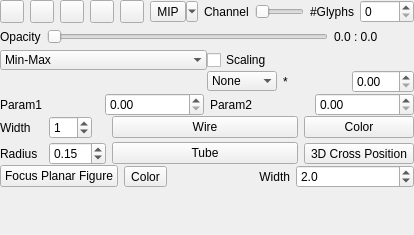
Before: the Qt Designer form Modules/Bundles/org.mitk.gui.qt.diffusionimaging/src/internal/QmitkControlVisualizationPropertiesViewControls.ui in MITK/MITK, drawn with Qt 5.
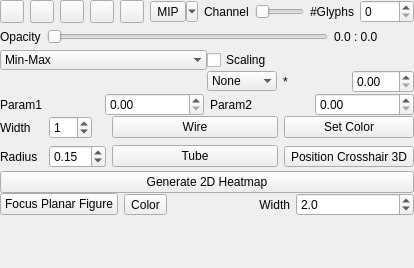
After: the same form once the commit is applied. Custom widgets are drawn as their Qt base class.

The edit to the form file:
```diff
--- a/Modules/Bundles/org.mitk.gui.qt.diffusionimaging/src/internal/QmitkControlVisualizationPropertiesViewControls.ui
+++ b/Modules/Bundles/org.mitk.gui.qt.diffusionimaging/src/internal/QmitkControlVisualizationPropertiesViewControls.ui
@@ -7,7 +7,7 @@
     <x>0</x>
     <y>0</y>
     <width>414</width>
-    <height>235</height>
+    <height>268</height>
    </rect>
   </property>
   <property name="sizePolicy">
@@ -498,6 +498,18 @@
        <number>0</number>
       </property>
       <item row="0" column="0">
+       <widget class="QFrame" name="frame_3">
+        <property name="frameShape">
+         <enum>QFrame::NoFrame</enum>
+        </property>
+        <property name="frameShadow">
+         <enum>QFrame::Raised</enum>
+        </property>
+        <layout class="QGridLayout" name="gridLayout_3">
+         <property name="margin">
+          <number>0</number>
+         </property>
+         <item row="3" column="0">
        <widget class="QLabel" name="label_5">
         <property name="maximumSize">
          <size>
@@ -510,7 +522,7 @@
         </property>
        </widget>
       </item>
-      <item row="0" column="1">
+         <item row="3" column="1">
        <widget class="QSpinBox" name="m_LineWidth">
         <property name="maximumSize">
          <size>
@@ -523,27 +535,41 @@
         </property>
        </widget>
       </item>
-      <item row="0" column="7">
+         <item row="3" column="2">
+          <widget class="QPushButton" name="m_Wire">
+           <property name="text">
+            <string>Wire</string>
+           </property>
+          </widget>
+         </item>
+         <item row="3" column="3">
        <widget class="QPushButton" name="m_Color">
         <property name="text">
-         <string>Color</string>
+            <string>Set Color</string>
         </property>
        </widget>
       </item>
-      <item row="1" column="0">
-       <widget class="QLabel" name="label_6">
-        <property name="maximumSize">
-         <size>
-          <width>47</width>
-          <height>16777215</height>
-         </size>
-        </property>
+         <item row="7" column="2">
+          <widget class="QPushButton" name="m_Tube">
+           <property name="text">
+            <string>Tube</string>
+           </property>
+          </widget>
+         </item>
+         <item row="7" column="3">
+          <widget class="QToolButton" name="m_SetInteractor">
         <property name="text">
-         <string>Radius</string>
-        </property>
-       </widget>
-      </item>
-      <item row="1" column="1">
+            <string>Position Crosshair 3D</string>
+           </property>
+           <property name="checkable">
+            <bool>true</bool>
+           </property>
+           <property name="checked">
+            <bool>false</bool>
+           </property>
+          </widget>
+         </item>
+         <item row="7" column="1">
        <widget class="QDoubleSpinBox" name="m_TubeRadius">
         <property name="maximumSize">
          <size>
@@ -562,30 +588,26 @@
         </property>
        </widget>
       </item>
-      <item row="1" column="2">
-       <widget class="QPushButton" name="m_Tube">
+         <item row="7" column="0">
+          <widget class="QLabel" name="label_6">
+           <property name="maximumSize">
+            <size>
+             <width>47</width>
+             <height>16777215</height>
+            </size>
+           </property>
         <property name="text">
-         <string>Tube</string>
+            <string>Radius</string>
         </property>
        </widget>
       </item>
-      <item row="0" column="2">
-       <widget class="QPushButton" name="m_Wire">
-        <property name="text">
-         <string>Wire</string>
-        </property>
+        </layout>
        </widget>
       </item>
-      <item row="1" column="7">
-       <widget class="QToolButton" name="m_SetInteractor">
+      <item row="1" column="0">
+       <widget class="QPushButton" name="m_2DHeatmap">
         <property name="text">
-         <string>3D Cross Position</string>
-        </property>
-        <property name="checkable">
-         <bool>true</bool>
-        </property>
-        <property name="checked">
-         <bool>false</bool>
+         <string>Generate 2D Heatmap</string>
         </property>
        </widget>
       </item>
```
Lines whose indentation alone changed are shown as unchanged.
